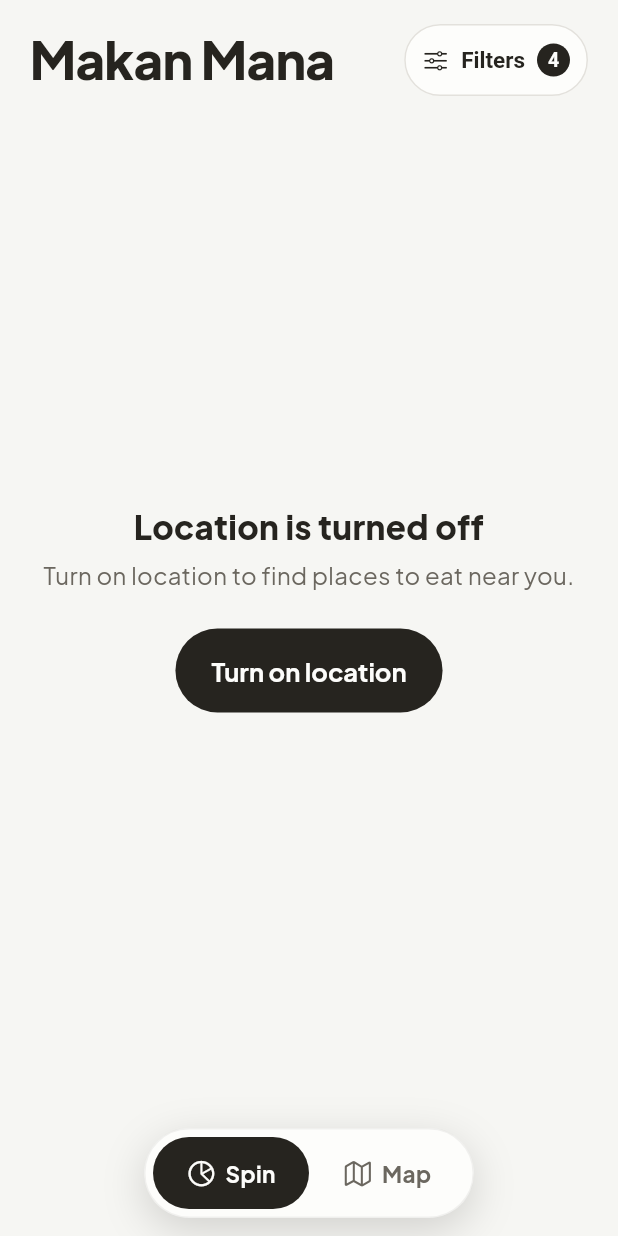
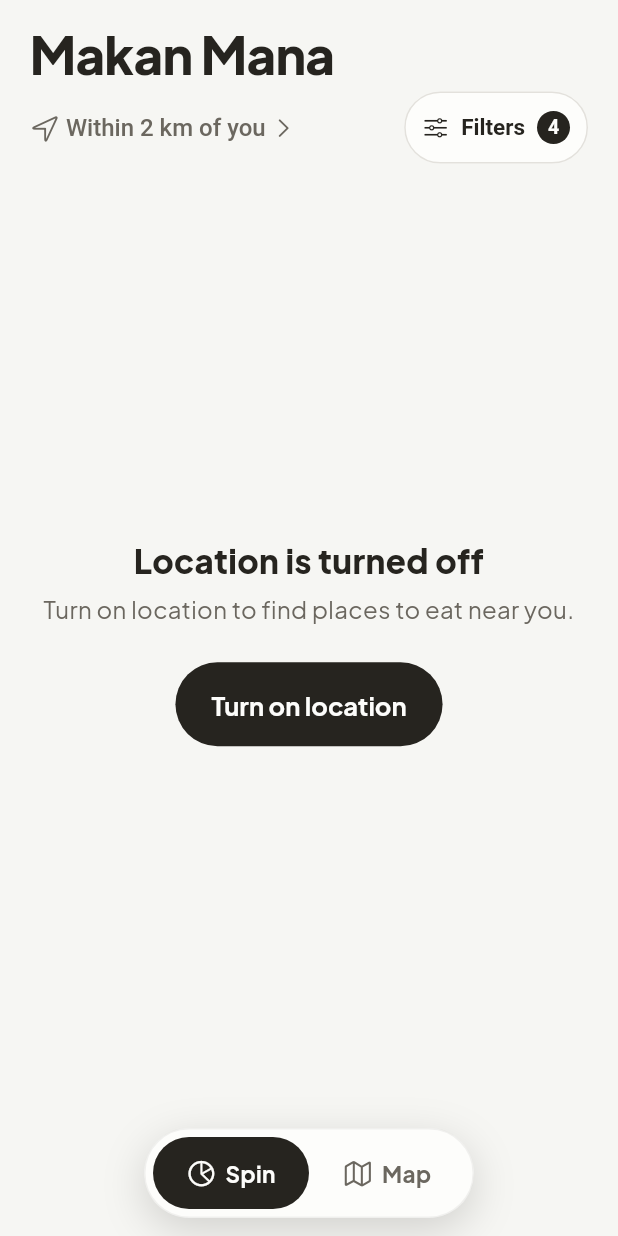
Before and after one commit to MuhaiminRoshaizad/makan-mana, a Flutter app: the screen it shows after launch, on a phone screen of 412 x 824 dp. Run offline on Flutter 3.47's test engine with Material 3 defaults, Android fonts, the phone set to English and light mode, and no system bars; our stand-ins replace flutter_riverpod, geolocator, go_router.

Commit message:
feat(places): choose how far round you to search, up to 15 km
The search reached a fixed 2 km. A "Within 2 km of you" row under the
title now opens a search area sheet with a radius from 500 m to 15 km,
as far as the places list reaches. Search this area applies it and reads
the location again; closing the sheet changes nothing. The slider is
Material so a screen reader hears "Radius, 2 km", not a percentage.

```diff
--- /dev/null
+++ b/lib/features/places/presentation/area_button.dart
@@ -0,0 +1,46 @@
+import 'package:flutter/cupertino.dart' show CupertinoIcons;
+import 'package:flutter/material.dart';
+import 'package:flutter_riverpod/flutter_riverpod.dart';
+
+import '../../../core/format/formatters.dart';
+import '../../../core/theme/app_tokens.dart';
+import 'places_providers.dart';
+import 'search_area_sheet.dart';
+
+/// "Within 2 km of you", opening the search area.
+class AreaButton extends ConsumerWidget {
+  const AreaButton({super.key});
+
+  @override
+  Widget build(BuildContext context, WidgetRef ref) {
+    final String radius = formatDistance(ref.watch(radiusProvider));
+    // The demo searches round Dataran Merdeka, not round the phone.
+    final String label = demoMode
+        ? 'Within $radius of Dataran Merdeka'
+        : 'Within $radius of you';
+    return Semantics(
+      button: true,
+      label: 'Search area, $label',
+      excludeSemantics: true,
+      child: TextButton(
+        onPressed: () => showSearchAreaSheet(context),
+        style: TextButton.styleFrom(
+          foregroundColor: AppColors.muted,
+          minimumSize: const Size(48, 48),
+          padding: const EdgeInsets.fromLTRB(0, 0, AppSpacing.xs, 0),
+          textStyle: const TextStyle(fontSize: 16, fontWeight: FontWeight.w500),
+        ),
+        child: Row(
+          mainAxisSize: MainAxisSize.min,
+          children: <Widget>[
+            const Icon(CupertinoIcons.location, size: 20),
+            const SizedBox(width: AppSpacing.xs),
+            Flexible(child: Text(label)),
+            const SizedBox(width: AppSpacing.xs),
+            const Icon(CupertinoIcons.chevron_right, size: 16),
+          ],
+        ),
+      ),
+    );
+  }
+}
--- a/lib/features/spin/presentation/spin_screen.dart
+++ b/lib/features/spin/presentation/spin_screen.dart
@@ -9,6 +9,7 @@ import '../../../core/theme/app_tokens.dart';
 import '../../location/domain/location_repository.dart';
 import '../../location/presentation/location_providers.dart';
 import '../../places/domain/place.dart';
+import '../../places/presentation/area_button.dart';
 import '../../places/presentation/filters_button.dart';
 import '../../places/presentation/filters_sheet.dart';
 import '../../places/presentation/places_providers.dart';
@@ -79,20 +80,22 @@ class _SpinScreenState extends ConsumerState<SpinScreen> {
     final double clearance = AppNavMetrics.clearance(
       MediaQuery.paddingOf(context).bottom,
     );
-    // The title and Filters share a line while there is room; with large
-    // text Filters moves under the title instead of squeezing it.
-    final Widget title = SizedBox(
-      width: double.infinity,
-      child: Wrap(
-        alignment: WrapAlignment.spaceBetween,
-        crossAxisAlignment: WrapCrossAlignment.center,
-        spacing: AppSpacing.sm,
-        runSpacing: AppSpacing.sm,
-        children: <Widget>[
-          Text('Makan Mana', style: _Type.title(context)),
-          const FiltersButton(),
-        ],
-      ),
+    // The search area and Filters share the line under the title while
+    // there is room; with large text Filters moves under the area instead
+    // of squeezing it.
+    final Widget title = Column(
+      crossAxisAlignment: CrossAxisAlignment.stretch,
+      children: <Widget>[
+        Text('Makan Mana', style: _Type.title(context)),
+        const SizedBox(height: AppSpacing.xs),
+        Wrap(
+          alignment: WrapAlignment.spaceBetween,
+          crossAxisAlignment: WrapCrossAlignment.center,
+          spacing: AppSpacing.sm,
+          runSpacing: AppSpacing.sm,
+          children: const <Widget>[AreaButton(), FiltersButton()],
+        ),
+      ],
     );
     return SafeArea(
       bottom: false,
```
Also changed, not shown: lib/features/places/presentation/search_area_sheet.dart (added, +204 -0 lines), 1 other file.
